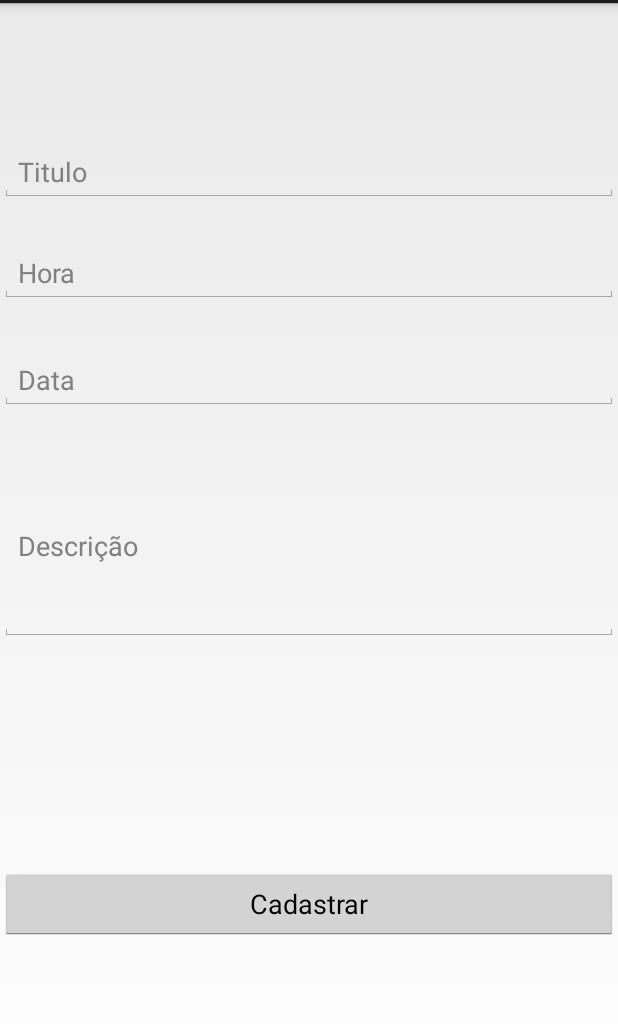
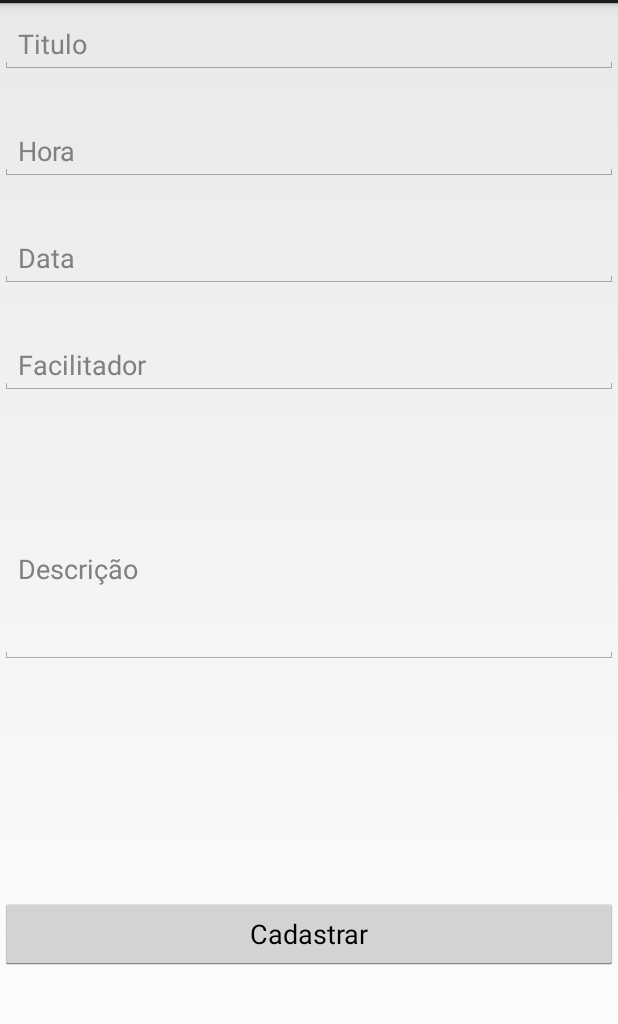
Before and after one commit to ufjf-dcc196/dcc192-2018-3-trb1-yann, an Android app: the Cad_Evento screen opened directly, with no data from a screen before it, on a phone screen of 412 x 824 dp, the part 69-1093 px from its top. Run offline under Robolectric (Android 15) with nearby library versions, the phone set to English and light mode, and no system bars.

Commit message:
atualização do cadastro de eventos, evita valores nulos

```diff
--- a/app/src/main/java/com/example/ylhal/myapplication/Cad_Evento.java
+++ b/app/src/main/java/com/example/ylhal/myapplication/Cad_Evento.java
@@ -2,6 +2,7 @@ package com.example.ylhal.myapplication;
 
 import android.app.Activity;
 import android.content.Intent;
+import android.graphics.Color;
 import android.os.Bundle;
 import android.text.InputType;
 import android.view.View;
@@ -10,7 +11,7 @@ import android.widget.TextView;
 
 public class Cad_Evento extends Activity {
     private Button cadastrarEvento;
-    private TextView titulo, hora, data, descricao;
+    private TextView titulo, hora, data, facilitador, descricao, aviso;
 
     @Override
     protected void onCreate(Bundle savedInstanceState) {
@@ -20,13 +21,16 @@ public class Cad_Evento extends Activity {
         titulo = findViewById(R.id.editTitulo);
         hora = findViewById(R.id.editHora);
         data = findViewById(R.id.editData);
+        facilitador = findViewById(R.id.editFacilitador);
         descricao = findViewById(R.id.editDesc);
+        aviso = findViewById(R.id.aviso);
+        Bundle extras = getIntent().getExtras();
         final Intent result = new Intent();
-        Bundle extras = getIntent().getExtras();
         if (extras != null && extras.getInt("CAD") > 1) {
             titulo.setText(extras.getString("Titulo"));
             hora.setText(extras.getString("Hora"));
             data.setText(extras.getString("Data"));
+            facilitador.setText(extras.getString("Facilitador"));
             descricao.setText(extras.getString("Desc"));
             cadastrarEvento.setText("Salvar");
             result.putExtra("Index", extras.getInt("Index"));
@@ -37,18 +41,25 @@ public class Cad_Evento extends Activity {
                 hora.setEnabled(false);
                 data.setEnabled(false);
                 descricao.setEnabled(false);
-                cadastrarEvento.setVisibility(View.INVISIBLE);
+                cadastrarEvento.setText("Voltar");
                 setResult(RESULT_CANCELED, result);
+                finish();
             }
         }
         cadastrarEvento.setOnClickListener(new View.OnClickListener() {
             @Override
             public void onClick(View v) {
-                result.putExtra("Titulo", titulo.getText().toString());
-                result.putExtra("Data", hora.getText().toString());
-                result.putExtra("Hora", data.getText().toString());
-                result.putExtra("Descrição", descricao.getText().toString());
-                finish();
+                if (titulo.getText() != null && hora.getText() != null && data.getText() != null && facilitador.getText() != null && descricao.getText() != null) {
+                    result.putExtra("Titulo", titulo.getText().toString());
+                    result.putExtra("Data", hora.getText().toString());
+                    result.putExtra("Hora", data.getText().toString());
+                    result.putExtra("Facilitador", facilitador.getText().toString());
+                    result.putExtra("Descrição", descricao.getText().toString());
+                    finish();
+                } else {
+                    aviso.setText("Todos os campos devem ser preenchidos");
+                    aviso.setTextColor(Color.RED);
+                }
             }
         });
     }
--- a/app/src/main/java/com/example/ylhal/myapplication/Cad_Participante.java
+++ b/app/src/main/java/com/example/ylhal/myapplication/Cad_Participante.java
@@ -19,8 +19,8 @@ public class Cad_Participante extends Activity {
         nome = findViewById(R.id.editNome);
         email = findViewById(R.id.editEmail);
         CPF = findViewById(R.id.editCPF);
+        Bundle extras = getIntent().getExtras();
         final Intent result = new Intent();
-        Bundle extras = getIntent().getExtras();
         if (extras != null && extras.getInt("CAD") > 1) {
             nome.setText(extras.getString("Nome"));
             email.setText(extras.getString("Email"));
@@ -32,8 +32,14 @@ public class Cad_Participante extends Activity {
                 nome.setEnabled(false);
                 email.setEnabled(false);
                 CPF.setEnabled(false);
-                cadastrar.setVisibility(View.INVISIBLE);
-                setResult(RESULT_CANCELED, result);
+                cadastrar.setText("Voltar");
+                cadastrar.setOnClickListener(new View.OnClickListener() {
+                    @Override
+                    public void onClick(View v) {
+                        setResult(RESULT_CANCELED, result);
+                        finish();
+                    }
+                });
             }
         }
         cadastrar.setOnClickListener(new View.OnClickListener() {
--- a/app/src/main/res/layout/activity_evento.xml
+++ b/app/src/main/res/layout/activity_evento.xml
@@ -20,7 +20,7 @@
         app:layout_constraintHorizontal_bias="0.0"
         app:layout_constraintStart_toStartOf="parent"
         app:layout_constraintTop_toTopOf="parent"
-        app:layout_constraintVertical_bias="0.118" />
+        app:layout_constraintVertical_bias="0.0" />
 
     <EditText
         android:id="@+id/editData"
@@ -33,7 +33,7 @@
         android:inputType="date"
         app:layout_constraintBottom_toBottomOf="parent"
         app:layout_constraintEnd_toEndOf="parent"
-        app:layout_constraintHorizontal_bias="1.0"
+        app:layout_constraintHorizontal_bias="0.0"
         app:layout_constraintStart_toStartOf="parent"
         app:layout_constraintTop_toBottomOf="@+id/editHora"
         app:layout_constraintVertical_bias="0.0" />
@@ -43,7 +43,7 @@
         android:layout_width="0dp"
         android:layout_height="wrap_content"
         android:layout_marginBottom="8dp"
-        android:layout_marginTop="28dp"
+        android:layout_marginTop="32dp"
         android:ems="10"
         android:hint="@string/hora"
         android:inputType="time"
@@ -59,9 +59,37 @@
         android:layout_width="0dp"
         android:layout_height="126dp"
         android:layout_marginBottom="8dp"
-        android:layout_marginTop="28dp"
+        android:layout_marginTop="32dp"
         android:ems="10"
         android:hint="@string/descri_o"
+        android:inputType="textPersonName"
+        app:layout_constraintBottom_toBottomOf="parent"
+        app:layout_constraintEnd_toEndOf="parent"
+        app:layout_constraintHorizontal_bias="0.0"
+        app:layout_constraintStart_toStartOf="parent"
+        app:layout_constraintTop_toBottomOf="@+id/editFacilitador"
+        app:layout_constraintVertical_bias="0.061" />
+
+    <Button
+        android:id="@+id/btn_Cadastrar"
+        android:layout_width="0dp"
+        android:layout_height="wrap_content"
+        android:layout_marginBottom="8dp"
+        android:layout_marginTop="32dp"
+        android:text="@string/cadastrar"
+        app:layout_constraintBottom_toBottomOf="parent"
+        app:layout_constraintEnd_toEndOf="parent"
+        app:layout_constraintStart_toStartOf="parent"
+        app:layout_constraintTop_toBottomOf="@+id/editDesc" />
+
+    <EditText
+        android:id="@+id/editFacilitador"
+        android:layout_width="0dp"
+        android:layout_height="wrap_content"
+        android:layout_marginBottom="8dp"
+        android:layout_marginTop="32dp"
+        android:ems="10"
+        android:hint="@string/facilitador"
         android:inputType="textPersonName"
         app:layout_constraintBottom_toBottomOf="parent"
         app:layout_constraintEnd_toEndOf="parent"
@@ -70,15 +98,16 @@
         app:layout_constraintTop_toBottomOf="@+id/editData"
         app:layout_constraintVertical_bias="0.0" />
 
-    <Button
-        android:id="@+id/btn_Cadastrar"
+    <TextView
+        android:id="@+id/aviso"
         android:layout_width="0dp"
         android:layout_height="wrap_content"
         android:layout_marginBottom="8dp"
         android:layout_marginTop="8dp"
-        android:text="@string/cadastrar"
-        app:layout_constraintBottom_toBottomOf="parent"
+        android:textSize="24sp"
+        app:layout_constraintBottom_toTopOf="@+id/btn_Cadastrar"
         app:layout_constraintEnd_toEndOf="parent"
+        app:layout_constraintHorizontal_bias="0.0"
         app:layout_constraintStart_toStartOf="parent"
         app:layout_constraintTop_toBottomOf="@+id/editDesc" />
 </android.support.constraint.ConstraintLayout>
--- a/app/src/main/res/values/strings.xml
+++ b/app/src/main/res/values/strings.xml
@@ -10,4 +10,5 @@
     <string name="hora">Hora</string>
     <string name="data">Data</string>
     <string name="descri_o">Descrição</string>
+    <string name="facilitador">Facilitador</string>
 </resources>
```
